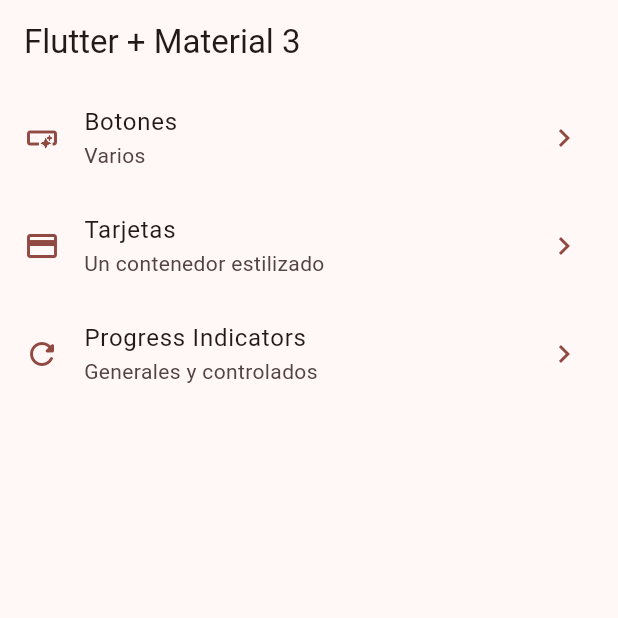
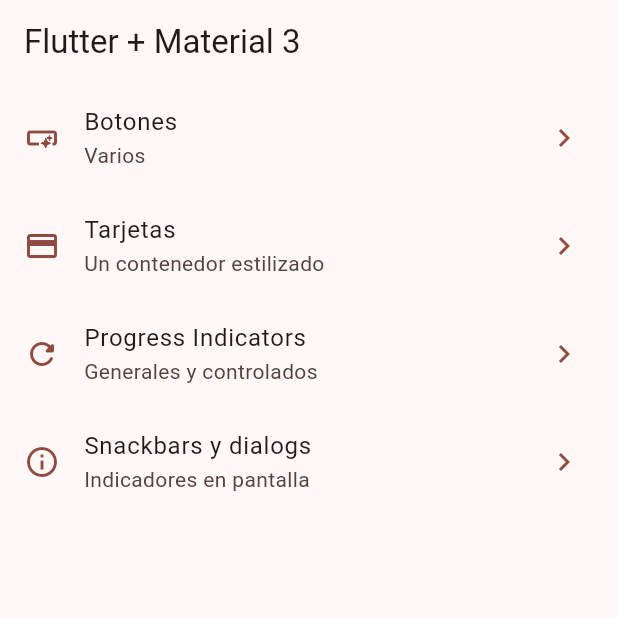
Before and after one commit to KevinNieto98/WidgetsApp, a Flutter app: the screen it shows after launch, on a phone screen of 412 x 824 dp, the top half of it. Run offline on Flutter 3.47's test engine with Material 3 defaults, Android fonts, the phone set to English and light mode, and no system bars; our stand-ins replace go_router.

Commit message:
Snackbars y Dialogs

```diff
--- a/lib/config/menu/menu_items.dart
+++ b/lib/config/menu/menu_items.dart
@@ -33,5 +33,11 @@ const appMenuItems = <MenuItem>[
     link: '/progress',
     icon: Icons.refresh_rounded
   ),
+  MenuItem(
+    title: 'Snackbars y dialogs',
+    subtitle: 'Indicadores en pantalla',
+    link: '/snackbar',
+    icon: Icons.info_outline
+  ),
 
 ];
--- a/lib/config/router/app_router.dart
+++ b/lib/config/router/app_router.dart
@@ -25,5 +25,10 @@ final appRouter = GoRouter(
       name: ProgressScreen.name,
       builder: (context, state) => const ProgressScreen(),
     ),
+    GoRoute(
+      path: '/snackbar',
+      name: SnackbarScreen.name,
+      builder: (context, state) => const SnackbarScreen(),
+    ),
   ],
 );
--- a/lib/main.dart
+++ b/lib/main.dart
@@ -11,6 +11,7 @@ class MainApp extends StatelessWidget {
   @override
   Widget build(BuildContext context) {
     return  MaterialApp.router(
+      title:  'Fluter Widgets',
       routerConfig: appRouter,
       debugShowCheckedModeBanner: false,
       theme: Apptheme(selectedColor: 1).getTheme(),
```
Also changed, not shown: lib/presentation/screens/snackbar/snackbar_screen.dart (+59 -2 lines).
